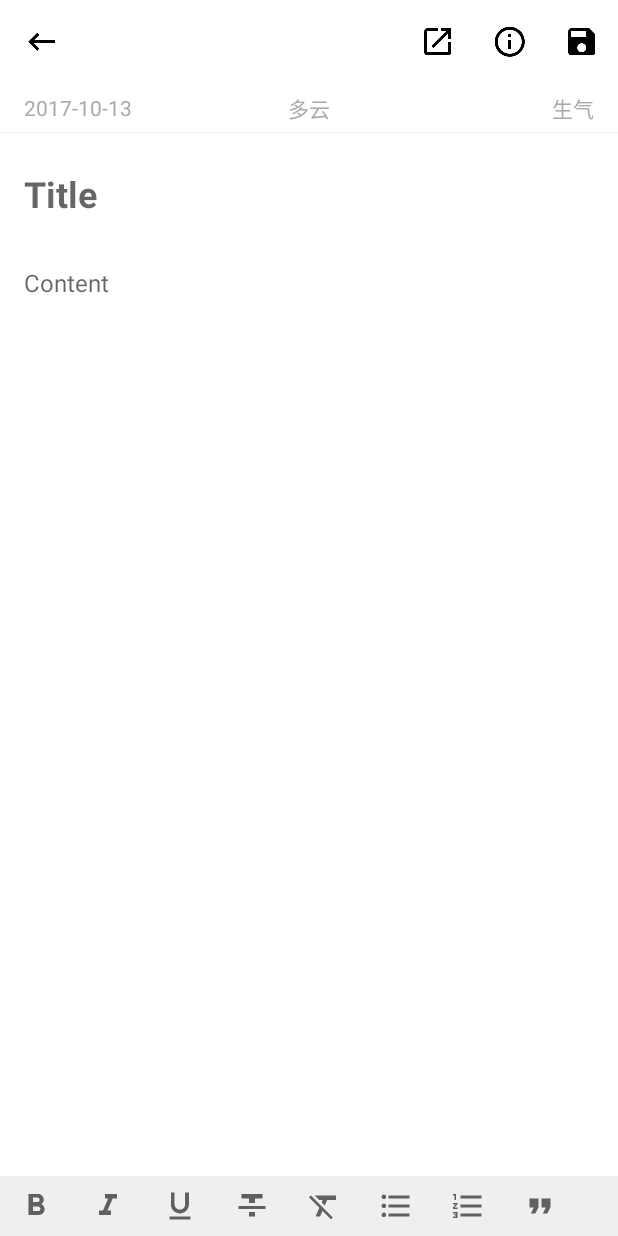
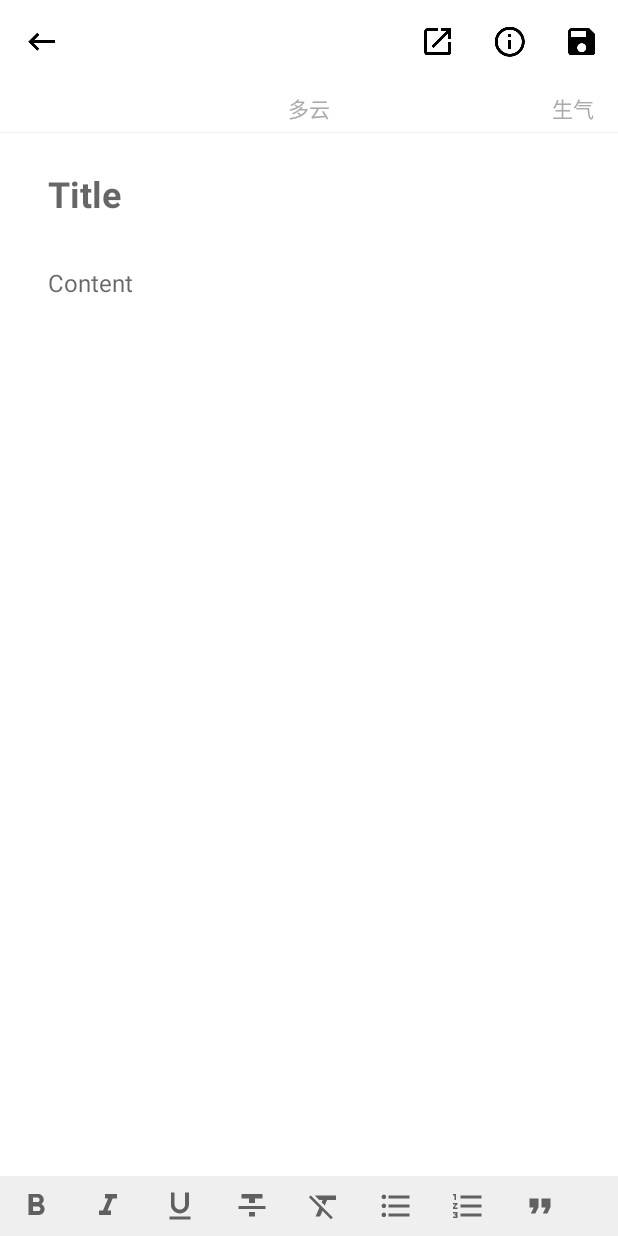
Before and after one commit to acercow/OneDay-Android, an Android app: the EditNoteActivity screen opened directly, with no data from a screen before it, on a phone screen of 412 x 824 dp. Run offline under Robolectric (Android 15) with nearby library versions, the phone set to English and light mode, and no system bars; our stand-ins replace Room's generated code, RxJava.

Commit message:
bug修复

```diff
--- a/app/src/main/res/layout/activity_edit_note.xml
+++ b/app/src/main/res/layout/activity_edit_note.xml
@@ -32,7 +32,8 @@
         <android.support.v4.widget.NestedScrollView
             android:id="@+id/edit_note_container"
             android:layout_width="match_parent"
-            android:layout_height="match_parent">
+            android:layout_height="match_parent"
+            android:fillViewport="true">
         </android.support.v4.widget.NestedScrollView>
 
     </android.support.design.widget.CoordinatorLayout>
--- a/app/src/main/res/layout/fragment_edit_note.xml
+++ b/app/src/main/res/layout/fragment_edit_note.xml
@@ -22,7 +22,7 @@
                 android:id="@+id/note_header_date"
                 android:layout_width="wrap_content"
                 android:layout_height="wrap_content"
-                android:text="2017-10-13"
+                android:text=""
                 android:textColor="@android:color/darker_gray" />
         </LinearLayout>
 
@@ -66,8 +66,8 @@
         android:id="@+id/note_edit_title"
         android:layout_width="match_parent"
         android:layout_height="wrap_content"
-        android:layout_marginLeft="16dp"
-        android:layout_marginRight="16dp"
+        android:layout_marginLeft="32dp"
+        android:layout_marginRight="32dp"
         android:layout_marginTop="24dp"
         android:layout_marginBottom="24dp"
         android:hint="@string/note_edit_title_hint"
@@ -81,16 +81,13 @@
     <EditText
         android:id="@+id/note_edit_content"
         android:layout_width="match_parent"
-        android:layout_height="0dp"
-        android:layout_weight="1"
+        android:layout_height="match_parent"
         android:textColor="@color/noteTextColor"
         android:layout_marginTop="8dp"
-        android:layout_marginLeft="16dp"
-        android:layout_marginRight="16dp"
-        android:lineSpacingExtra="6dp"
+        android:layout_marginLeft="32dp"
+        android:layout_marginRight="32dp"
         android:textSize="16sp"
         android:text=""
-        android:lineSpacingMultiplier="1.5"
         android:background="@android:color/transparent"
         android:gravity="top"
         android:hint="@string/note_edit_content_hint" />
--- a/app/src/main/res/values/colors.xml
+++ b/app/src/main/res/values/colors.xml
@@ -2,10 +2,9 @@
 <resources>
     <color name="colorPrimary">#5ed5d1</color>
     <color name="colorPrimaryDark">#5ed5d1</color>
-    <color name="colorAccent">#FFFFFF</color>
+    <color name="colorAccent">#e1d877</color>
     <color name="colorPrimaryDark2">#485a62</color>
 
-    <color name="colorAccentYellow">#e1d877</color>
     <color name="colorSplashBackground">#FFFFFF</color>
     <color name="colorWizard1">#41ca9b</color>
     <color name="colorWizard2">#d2491e</color>
```
